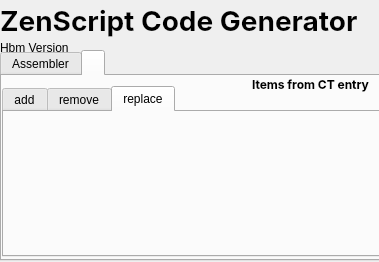
Sesdear/ZenScriptGenerator, file ZenScriptGen.ui: the form before one commit.
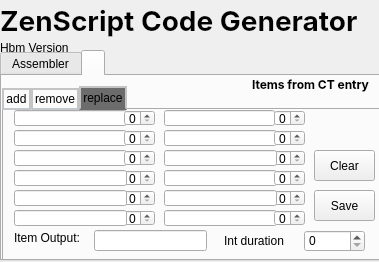
The form after the commit. The open tabs and pages were chosen to show the change.

What changed in the file:
```diff
--- a/ZenScriptGen.ui
+++ b/ZenScriptGen.ui
@@ -60,6 +60,11 @@
      <height>211</height>
     </rect>
    </property>
+   <property name="styleSheet">
+    <string notr="true">QTabWidget::tab-bar {
+   border: 1px solid gray;
+}</string>
+   </property>
    <property name="currentIndex">
     <number>1</number>
    </property>
@@ -97,9 +102,29 @@
        <x>0</x>
        <y>10</y>
        <width>381</width>
-       <height>171</height>
+       <height>181</height>
       </rect>
      </property>
+     <property name="styleSheet">
+      <string notr="true">QTabBar::tab {
+    border: 2px solid #C4C4C3;
+    border-bottom-color: #C2C7CB;
+    min-width: 16ex;
+    padding: 2px;
+}
+ 
+QTabBar::tab:selected, QTabBar::tab:hover {
+    background: #6c6c6c;
+}
+ 
+QTabBar::tab:selected {
+    border-bottom-color: #6c6c6c;
+}
+ 
+QTabBar::tab:!selected {
+    margin-top: 2px;
+}</string>
+     </property>
      <property name="currentIndex">
       <number>0</number>
      </property>
@@ -504,6 +529,357 @@
       <attribute name="title">
        <string>replace</string>
       </attribute>
+      <widget class="QSpinBox" name="replaceAssemblerSpinBox4">
+       <property name="geometry">
+        <rect>
+         <x>120</x>
+         <y>60</y>
+         <width>31</width>
+         <height>16</height>
+        </rect>
+       </property>
+       <property name="maximum">
+        <number>64</number>
+       </property>
+      </widget>
+      <widget class="QLineEdit" name="replaceAssemblerLine4">
+       <property name="geometry">
+        <rect>
+         <x>10</x>
+         <y>60</y>
+         <width>113</width>
+         <height>16</height>
+        </rect>
+       </property>
+      </widget>
+      <widget class="QLineEdit" name="replaceAssemblerLine3">
+       <property name="geometry">
+        <rect>
+         <x>10</x>
+         <y>40</y>
+         <width>113</width>
+         <height>16</height>
+        </rect>
+       </property>
+      </widget>
+      <widget class="QLineEdit" name="replaceAssemblerLine12">
+       <property name="geometry">
+        <rect>
+         <x>160</x>
+         <y>100</y>
+         <width>113</width>
+         <height>16</height>
+        </rect>
+       </property>
+      </widget>
+      <widget class="QSpinBox" name="replaceAssemblerSpinBox11">
+       <property name="geometry">
+        <rect>
+         <x>270</x>
+         <y>80</y>
+         <width>31</width>
+         <height>16</height>
+        </rect>
+       </property>
+       <property name="maximum">
+        <number>64</number>
+       </property>
+      </widget>
+      <widget class="QSpinBox" name="replaceAssemblerSpinBox5">
+       <property name="geometry">
+        <rect>
+         <x>120</x>
+         <y>80</y>
+         <width>31</width>
+         <height>16</height>
+        </rect>
+       </property>
+       <property name="maximum">
+        <number>64</number>
+       </property>
+      </widget>
+      <widget class="QLineEdit" name="replaceAssemblerLine2">
+       <property name="geometry">
+        <rect>
+         <x>10</x>
+         <y>20</y>
+         <width>113</width>
+         <height>16</height>
+        </rect>
+       </property>
+      </widget>
+      <widget class="QSpinBox" name="replaceIntDurationSpinBox">
+       <property name="geometry">
+        <rect>
+         <x>300</x>
+         <y>120</y>
+         <width>61</width>
+         <height>22</height>
+        </rect>
+       </property>
+       <property name="maximum">
+        <number>1000000000</number>
+       </property>
+      </widget>
+      <widget class="QLineEdit" name="replaceAssemblerLine7">
+       <property name="geometry">
+        <rect>
+         <x>160</x>
+         <y>0</y>
+         <width>111</width>
+         <height>16</height>
+        </rect>
+       </property>
+      </widget>
+      <widget class="QLabel" name="label_10">
+       <property name="geometry">
+        <rect>
+         <x>220</x>
+         <y>120</y>
+         <width>71</width>
+         <height>21</height>
+        </rect>
+       </property>
+       <property name="text">
+        <string>Int duration</string>
+       </property>
+      </widget>
+      <widget class="QLineEdit" name="replaceAssemblerLine1">
+       <property name="geometry">
+        <rect>
+         <x>10</x>
+         <y>0</y>
+         <width>113</width>
+         <height>16</height>
+        </rect>
+       </property>
+      </widget>
+      <widget class="QLineEdit" name="replaceAssemblerLine8">
+       <property name="geometry">
+        <rect>
+         <x>160</x>
+         <y>20</y>
+         <width>113</width>
+         <height>16</height>
+        </rect>
+       </property>
+      </widget>
+      <widget class="QSpinBox" name="replaceAssemblerSpinBox8">
+       <property name="geometry">
+        <rect>
+         <x>270</x>
+         <y>20</y>
+         <width>31</width>
+         <height>16</height>
+        </rect>
+       </property>
+       <property name="maximum">
+        <number>64</number>
+       </property>
+      </widget>
+      <widget class="QPushButton" name="replaceClearButton">
+       <property name="geometry">
+        <rect>
+         <x>310</x>
+         <y>40</y>
+         <width>61</width>
+         <height>31</height>
+        </rect>
+       </property>
+       <property name="text">
+        <string>Clear</string>
+       </property>
+      </widget>
+      <widget class="QSpinBox" name="replaceAssemblerSpinBox6">
+       <property name="geometry">
+        <rect>
+         <x>120</x>
+         <y>100</y>
+         <width>31</width>
+         <height>16</height>
+        </rect>
+       </property>
+       <property name="maximum">
+        <number>64</number>
+       </property>
+      </widget>
+      <widget class="QSpinBox" name="replaceAssemblerSpinBox12">
+       <property name="geometry">
+        <rect>
+         <x>270</x>
+         <y>100</y>
+         <width>31</width>
+         <height>16</height>
+        </rect>
+       </property>
+       <property name="maximum">
+        <number>64</number>
+       </property>
+      </widget>
+      <widget class="QLineEdit" name="replaceAssemblerLine10">
+       <property name="geometry">
+        <rect>
+         <x>160</x>
+         <y>60</y>
+         <width>113</width>
+         <height>16</height>
+        </rect>
+       </property>
+      </widget>
+      <widget class="QSpinBox" name="replaceAssemblerSpinBox3">
+       <property name="geometry">
+        <rect>
+         <x>120</x>
+         <y>40</y>
+         <width>31</width>
+         <height>16</height>
+        </rect>
+       </property>
+       <property name="maximum">
+        <number>64</number>
+       </property>
+      </widget>
+      <widget class="QLineEdit" name="replaceAssemblerLine6">
+       <property name="geometry">
+        <rect>
+         <x>10</x>
+         <y>100</y>
+         <width>113</width>
+         <height>16</height>
+        </rect>
+       </property>
+      </widget>
+      <widget class="QLineEdit" name="replaceAssemblerLineOutput">
+       <property name="geometry">
+        <rect>
+         <x>90</x>
+         <y>120</y>
+         <width>113</width>
+         <height>21</height>
+        </rect>
+       </property>
+      </widget>
+      <widget class="QSpinBox" name="replaceAssemblerSpinBox1">
+       <property name="geometry">
+        <rect>
+         <x>120</x>
+         <y>0</y>
+         <width>31</width>
+         <height>16</height>
+        </rect>
+       </property>
+       <property name="maximum">
+        <number>64</number>
+       </property>
+      </widget>
+      <widget class="QSpinBox" name="replaceAssemblerSpinBox9">
+       <property name="geometry">
+        <rect>
+         <x>270</x>
+         <y>40</y>
+         <width>31</width>
+         <height>16</height>
+        </rect>
+       </property>
+       <property name="maximum">
+        <number>64</number>
+       </property>
+      </widget>
+      <widget class="QPushButton" name="replaceSaveButton">
+       <property name="geometry">
+        <rect>
+         <x>310</x>
+         <y>80</y>
+         <width>61</width>
+         <height>31</height>
+        </rect>
+       </property>
+       <property name="text">
+        <string>Save</string>
+       </property>
+      </widget>
+      <widget class="QSpinBox" name="replaceAssemblerSpinBox2">
+       <property name="geometry">
+        <rect>
+         <x>120</x>
+         <y>20</y>
+         <width>31</width>
+         <height>16</height>
+        </rect>
+       </property>
+       <property name="maximum">
+        <number>64</number>
+       </property>
+      </widget>
+      <widget class="QLineEdit" name="replaceAssemblerLine9">
+       <property name="geometry">
+        <rect>
+         <x>160</x>
+         <y>40</y>
+         <width>113</width>
+         <height>16</height>
+        </rect>
+       </property>
+      </widget>
+      <widget class="QLineEdit" name="replaceAssemblerLine5">
+       <property name="geometry">
+        <rect>
+         <x>10</x>
+         <y>80</y>
+         <width>113</width>
+         <height>16</height>
+        </rect>
+       </property>
+      </widget>
+      <widget class="QSpinBox" name="replaceAssemblerSpinBox10">
+       <property name="geometry">
+        <rect>
+         <x>270</x>
+         <y>60</y>
+         <width>31</width>
+         <height>16</height>
+        </rect>
+       </property>
+       <property name="maximum">
+        <number>64</number>
+       </property>
+      </widget>
+      <widget class="QLineEdit" name="replaceAssemblerLine11">
+       <property name="geometry">
+        <rect>
+         <x>160</x>
+         <y>80</y>
+         <width>113</width>
+         <height>16</height>
+        </rect>
+       </property>
+      </widget>
+      <widget class="QLabel" name="label_11">
+       <property name="geometry">
+        <rect>
+         <x>10</x>
+         <y>120</y>
+         <width>81</width>
+         <height>16</height>
+        </rect>
+       </property>
+       <property name="text">
+        <string>Item Output:</string>
+       </property>
+      </widget>
+      <widget class="QSpinBox" name="replaceAssemblerSpinBox7">
+       <property name="geometry">
+        <rect>
+         <x>270</x>
+         <y>0</y>
+         <width>31</width>
+         <height>16</height>
+        </rect>
+       </property>
+       <property name="maximum">
+        <number>64</number>
+       </property>
+      </widget>
      </widget>
     </widget>
    </widget>
```
Left out of the diff: 2 changed lines with no effect on the pictures.
